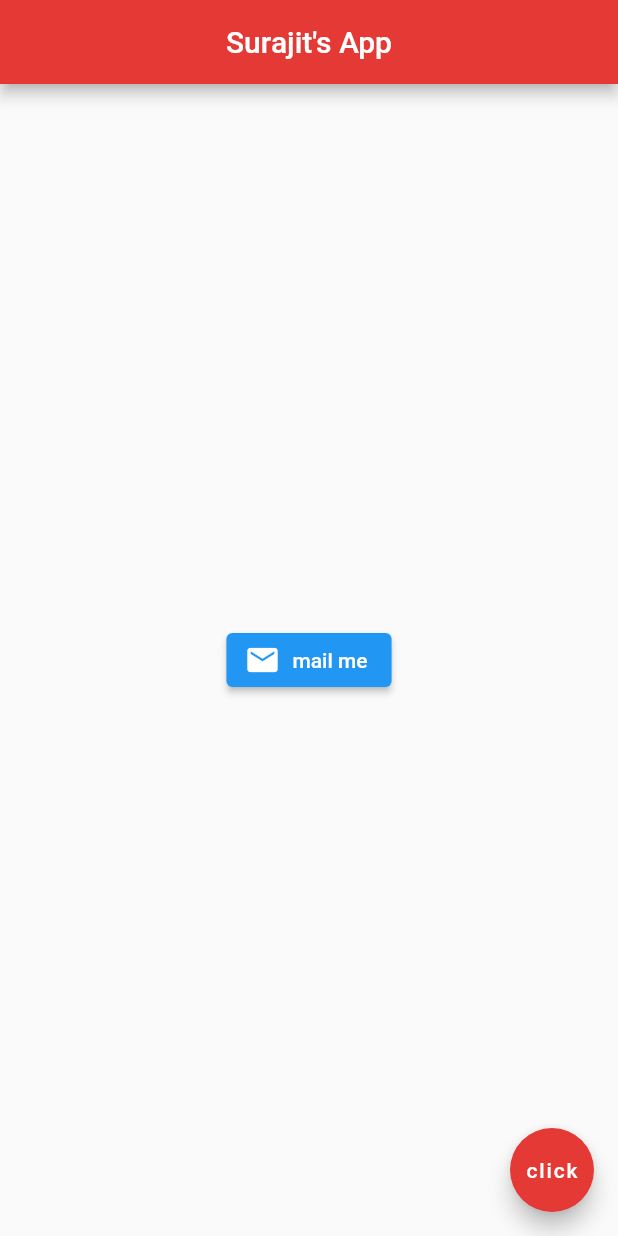
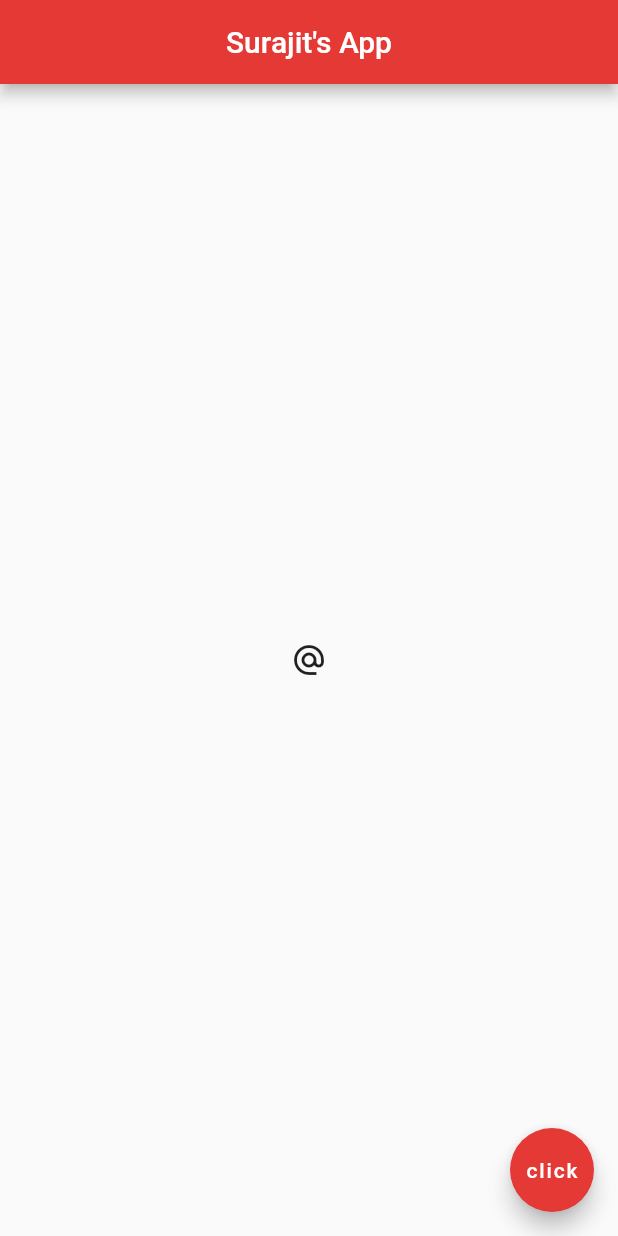
Before and after one commit to SURAJITSHAW/Learning-Flutter, a Flutter app: the screen it shows after launch, on a phone screen of 412 x 824 dp. Run offline on Flutter 3.47's test engine with Material 2 defaults, Android fonts, the phone set to English and light mode, and no system bars; project files that could hold a hidden picture were left out.

Commit message:
feat: Icon Button

```diff
--- a/my_first_flutter_app/lib/main.dart
+++ b/my_first_flutter_app/lib/main.dart
@@ -18,13 +18,7 @@ class Home extends StatelessWidget {
         backgroundColor: Colors.red[600],
       ),
       body: Center(
-          child: ElevatedButton.icon(
-            // ignore: avoid_print
-            onPressed: () => print('You clicked me'),
-            icon: const Icon(
-              Icons.mail,
-            ), label: const Text('mail me'),
-          )
+          child: IconButton(onPressed: () {}, icon: const Icon(Icons.alternate_email),),
           ),
       floatingActionButton: FloatingActionButton(
         onPressed: () {},
```
